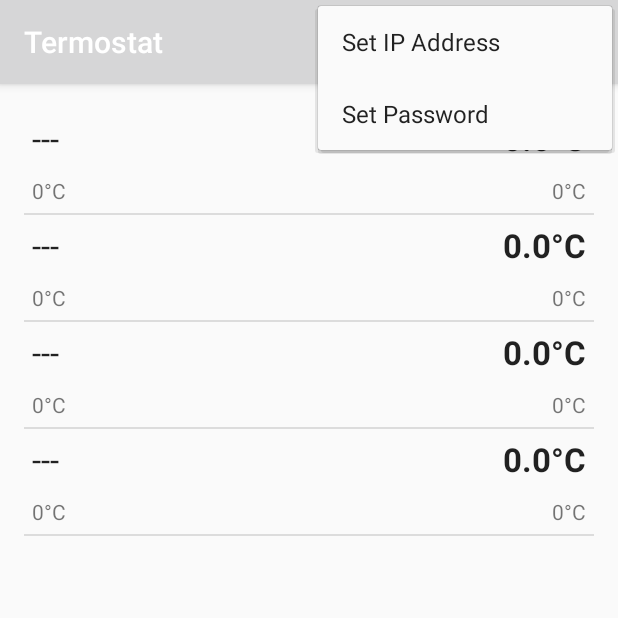
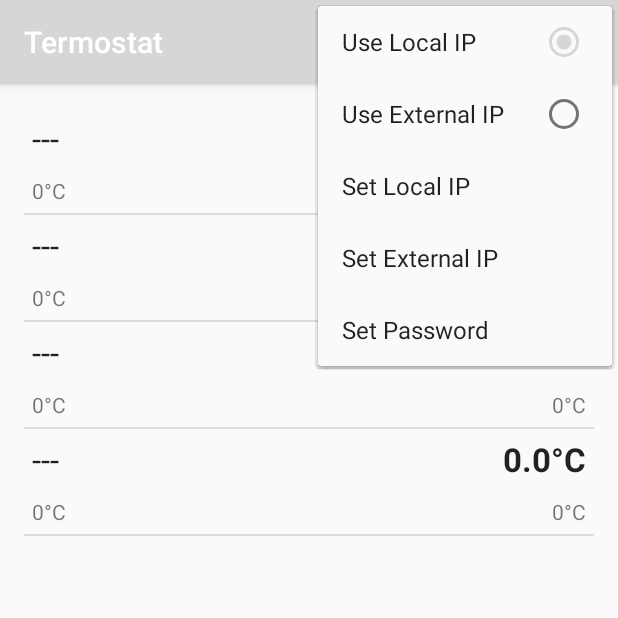
Before and after one commit to oviradoi/ArduinoThermostat, an Android app: the screen it shows after launch (MainActivity), with the options menu open, on a phone screen of 412 x 824 dp, the top half of it. Run offline under Robolectric (Android 15) with nearby library versions, the light colour scheme and no system bars.

Commit message:
Add support for local and external servers

```diff
--- a/Android/Termostat/app/src/main/res/layout/activity_main.xml
+++ b/Android/Termostat/app/src/main/res/layout/activity_main.xml
@@ -4,23 +4,24 @@
     android:id="@+id/activity_main"
     android:layout_width="match_parent"
     android:layout_height="match_parent"
+    android:paddingLeft="@dimen/activity_horizontal_margin"
+    android:paddingTop="@dimen/activity_vertical_margin"
+    android:paddingRight="@dimen/activity_horizontal_margin"
     android:paddingBottom="@dimen/activity_vertical_margin"
-    android:paddingLeft="@dimen/activity_horizontal_margin"
-    android:paddingRight="@dimen/activity_horizontal_margin"
-    android:paddingTop="@dimen/activity_vertical_margin"
     tools:context="com.ove.termostat.ui.MainActivity">
 
     <android.support.v4.widget.SwipeRefreshLayout
         android:id="@+id/swiperefresh"
         android:layout_width="match_parent"
         android:layout_height="match_parent">
+
         <ListView
             android:id="@android:id/list"
             android:layout_width="match_parent"
             android:layout_height="match_parent"
             android:layout_below="@android:id/progress"
             android:layout_alignParentStart="true"
-            tools:listitem="@layout/sensorrelay_listitem"/>
+            tools:listitem="@layout/sensorrelay_listitem" />
     </android.support.v4.widget.SwipeRefreshLayout>
 
 </RelativeLayout>
--- a/Android/Termostat/app/src/main/res/menu/menu_termostat.xml
+++ b/Android/Termostat/app/src/main/res/menu/menu_termostat.xml
@@ -3,10 +3,24 @@
     xmlns:app="http://schemas.android.com/apk/res-auto"
     xmlns:tools="http://schemas.android.com/tools"
     tools:context="com.example.ove.myapplication.Termostat">
+    <group android:id="@+id/localExternalGroup"
+        android:checkableBehavior="single">
+        <item android:id="@+id/action_UseLocalIp"
+            app:showAsAction="never"
+            android:title="@string/useLocalIp"/>
+        <item android:id="@+id/action_UseExternalIp"
+            app:showAsAction="never"
+            android:title="@string/useExternalIp"/>
+    </group>
     <item
-        android:id="@+id/action_setIpAddress"
+        android:id="@+id/action_setIpAddressLocal"
         android:orderInCategory="100"
-        android:title="@string/setIpAddress"
+        android:title="@string/setLocalIp"
+        app:showAsAction="never" />
+    <item
+        android:id="@+id/action_setIpAddressExternal"
+        android:orderInCategory="100"
+        android:title="@string/setExternalIp"
         app:showAsAction="never" />
     <item
         android:id="@+id/action_setPassword"
--- a/Android/Termostat/app/src/main/res/values/strings.xml
+++ b/Android/Termostat/app/src/main/res/values/strings.xml
@@ -1,6 +1,9 @@
 <resources>
     <string name="app_name">Termostat</string>
-    <string name="setIpAddress">Set IP Address</string>
+    <string name="useLocalIp">Use Local IP</string>
+    <string name="useExternalIp">Use External IP</string>
+    <string name="setExternalIp">Set External IP</string>
+    <string name="setLocalIp">Set Local IP</string>
     <string name="setPassword">Set Password</string>
     <string name="refresh">Refresh</string>
     <string name="ip_address">IP Address:</string>
```
Also changed, not shown: Android/Termostat/app/src/main/java/com/ove/termostat/ui/DetailsActivity.java (+17 -3 lines), Android/Termostat/app/src/main/java/com/ove/termostat/ui/MainActivity.java (+83 -10 lines), Android/Termostat/gradle/wrapper/gradle-wrapper.properties.
